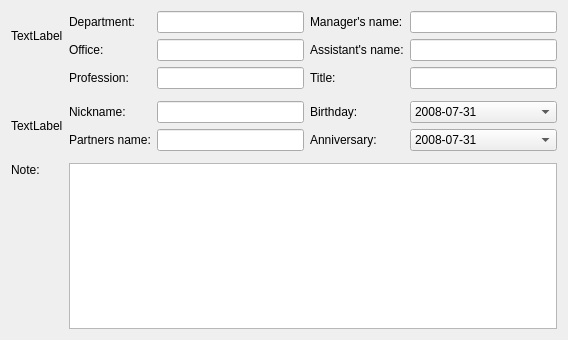
First picture: the form in kaddressbook/addresseditdetailstab.ui, repository chusopr/kdepim-ktimetracker-akonadi, before the edit.
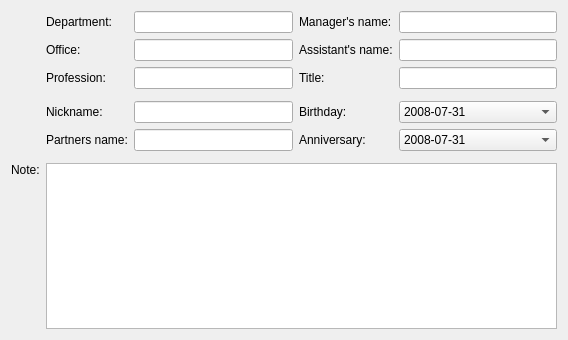
Second picture: the form after the edit. Custom widgets are drawn as their Qt base class.

Commit message: remove placeholder texts from ui files

The edit to the form file:
```diff
--- a/kaddressbook/addresseditdetailstab.ui
+++ b/kaddressbook/addresseditdetailstab.ui
@@ -15,7 +15,7 @@
      <item rowspan="2" row="0" column="0" >
       <widget class="QLabel" name="mDepartmentIcon" >
        <property name="text" >
-        <string>TextLabel</string>
+        <string/>
        </property>
       </widget>
      </item>
@@ -103,7 +103,7 @@
      <item rowspan="2" row="4" column="0" >
       <widget class="QLabel" name="mPersonalIcon" >
        <property name="text" >
-        <string>TextLabel</string>
+        <string/>
        </property>
       </widget>
      </item>
```
The commit also changes 1 other file.
